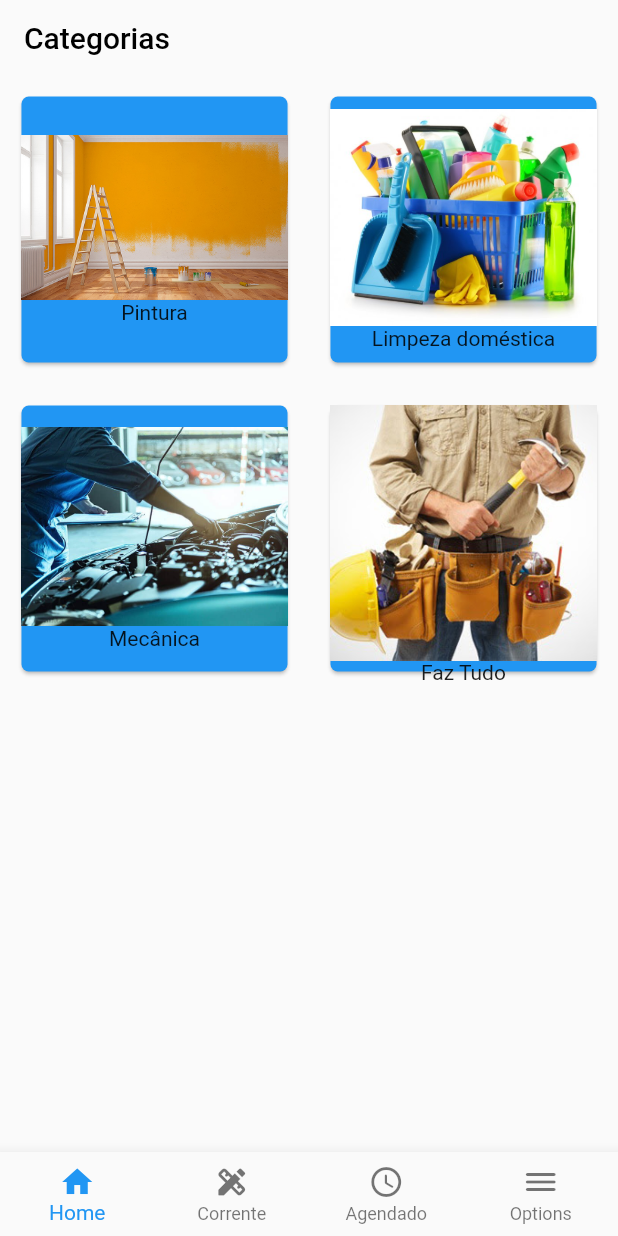
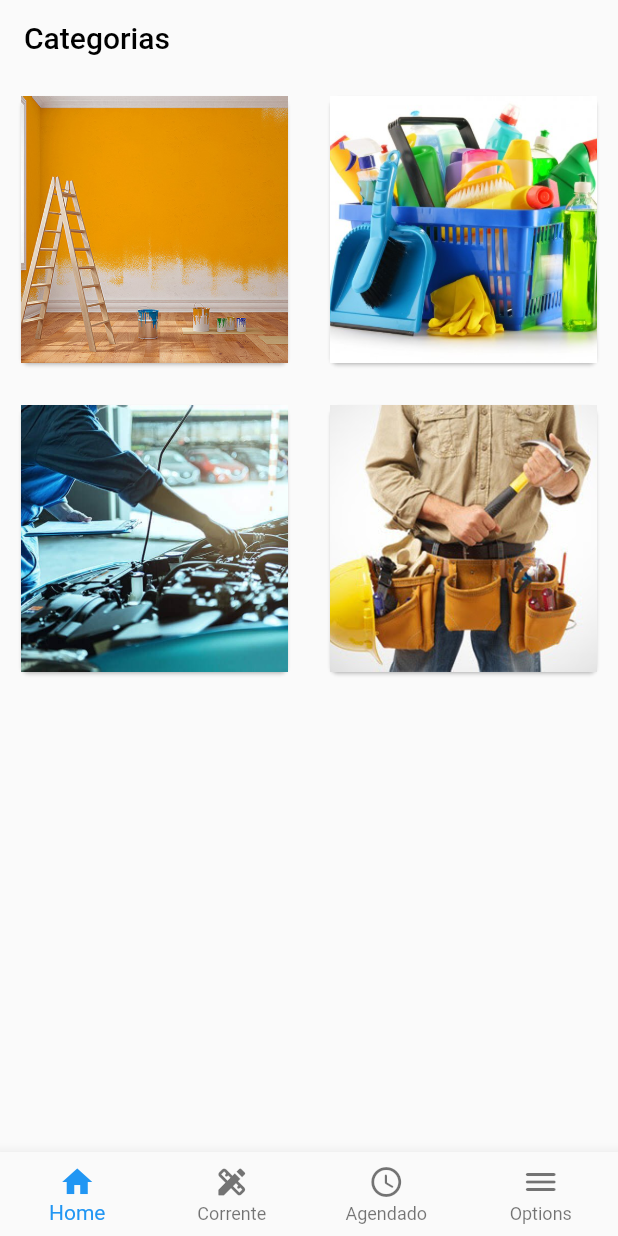
Before and after one commit to jmbessa/INF1300-Flutter, a Flutter app: the screen it shows after launch, on a phone screen of 412 x 824 dp. Run offline on Flutter 3.47's test engine with Material 2 defaults, Android fonts, the phone set to English and light mode, and no system bars.

Commit message:
Mudança nas imagens

```diff
--- a/services_app/lib/main.dart
+++ b/services_app/lib/main.dart
@@ -128,12 +128,8 @@ class _MyHomePageState extends State<MyHomePage> {
                     shape: RoundedRectangleBorder(
                         borderRadius: BorderRadius.circular(5.0)),
                     color: Colors.blue,
-                    child: Column(
-                        mainAxisAlignment: MainAxisAlignment.center,
-                        children: <Widget>[
-                          Image(image: AssetImage(images[index])),
-                          Text(servicos[index])
-                        ]),
+                    child: Image(
+                        image: AssetImage(images[index]), fit: BoxFit.cover),
                   ),
                 ),
               ),
```
